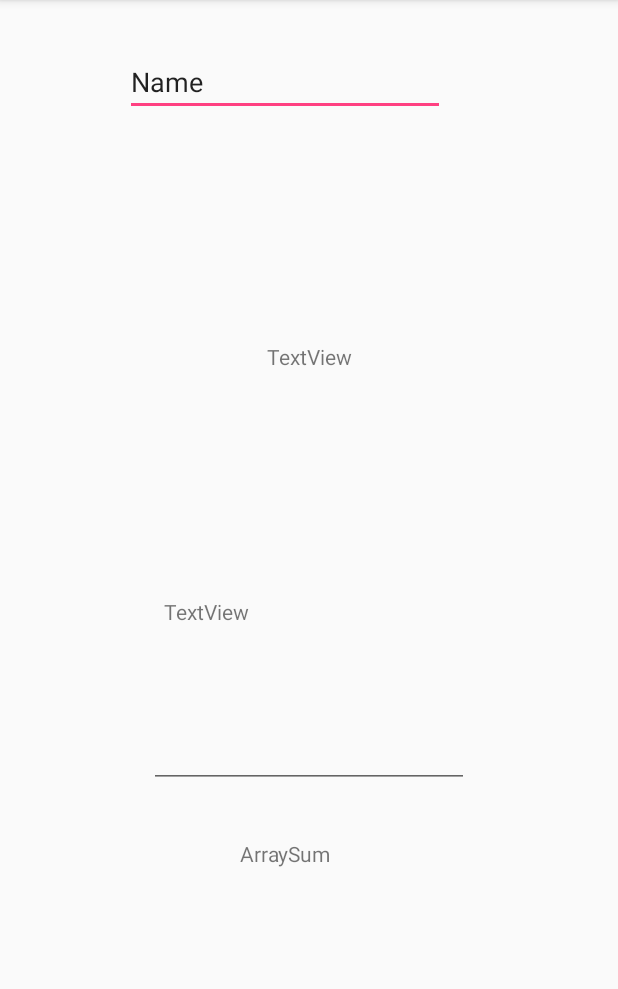
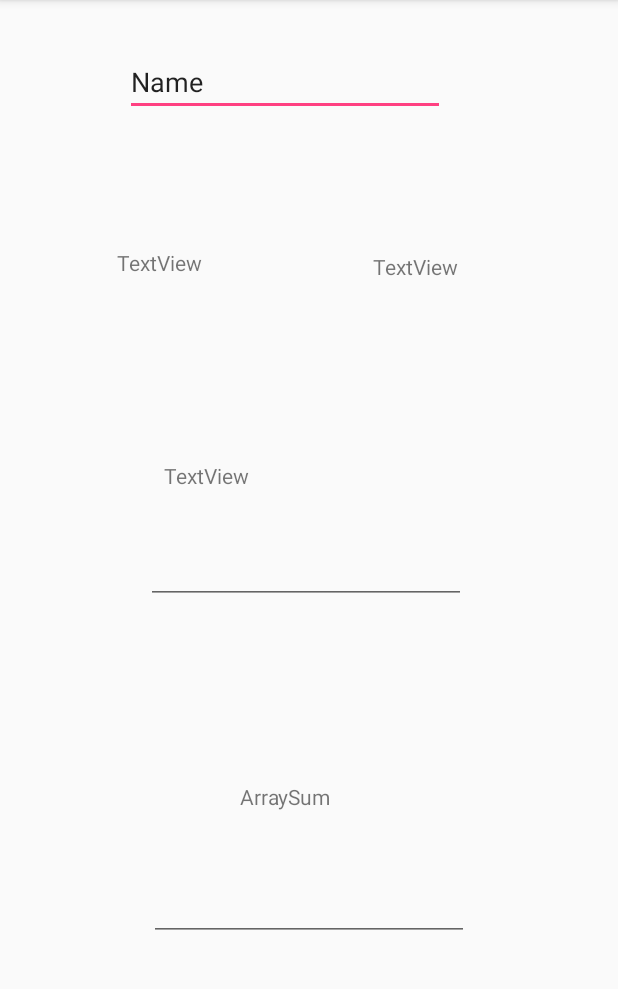
Before and after one commit to SashaBerduchev/AndroidListActivitys, an Android app: the ArrayActivity screen opened directly, with no data from a screen before it, on a phone screen of 412 x 824 dp, the part 84-1073 px from its top. Run offline under Robolectric (Android 15) with nearby library versions, the phone set to English and light mode, and no system bars.

Commit message:
AndroidListActivitys 1.2

```diff
--- a/app/build.gradle
+++ b/app/build.gradle
@@ -16,6 +16,10 @@ android {
             proguardFiles getDefaultProguardFile('proguard-android.txt'), 'proguard-rules.pro'
         }
     }
+    compileOptions {
+        sourceCompatibility = '1.8'
+        targetCompatibility = '1.8'
+    }
 }
 
 dependencies {
--- a/app/src/main/java/com/example/student/androidlistactivitys/ArrayActivity.java
+++ b/app/src/main/java/com/example/student/androidlistactivitys/ArrayActivity.java
@@ -7,6 +7,7 @@ import android.view.animation.Animation;
 import android.view.animation.AnimationUtils;
 import android.widget.Button;
 import android.widget.TextView;
+import  Thread.ThreadingStart;
 
 import Arrays.Array;
 import Arrays.ArrayFind;
@@ -20,6 +21,8 @@ public class ArrayActivity extends AppCompatActivity {
     Animation animation;
     TextView ArrayText;
     TextView textelemview;
+    TextView arraytext2;
+    TextView textthread;
     @Override
     protected void onCreate(Bundle savedInstanceState) {
         super.onCreate(savedInstanceState);
@@ -30,6 +33,8 @@ public class ArrayActivity extends AppCompatActivity {
         sum = findViewById(R.id.ArraySum);
         btnArrayCalc = findViewById(R.id.btnArrayCalc);
         textelemview = findViewById(R.id.textElemView);
+        arraytext2 = findViewById(R.id.ArrayText2);
+        textthread = findViewById(R.id.textThread);
 
         animation = AnimationUtils.loadAnimation(getApplicationContext(), R.anim.anim_scale);
         btnArrayCalc.startAnimation(animation);
@@ -39,12 +44,16 @@ public class ArrayActivity extends AppCompatActivity {
             public void onClick(View v) {
                 Integer num = Integer.parseInt(arraynum.getText().toString());
                 Integer[] arr;
-
+                Integer[] arr2;
                 Array array = new Arrays.Array(num);
                 arr = array.setArray();
-                for (int i=0; i<arr.length; i++)
-                {
+                for (int i=0; i<arr.length; i++) {
                     ArrayText.setText(arr[i]);
+                }
+
+                arr2 = array.PereborIndexArray();
+                for (int i=0; i<arr.length; i++) {
+                    ArrayText.setText(arr2[i]);
                 }
 
                 ArrayFind arrayFind = new ArrayFind(arr, num,  Integer.parseInt(textelemview.getText().toString()));
@@ -56,6 +65,9 @@ public class ArrayActivity extends AppCompatActivity {
                 ShiftRight shiftRight = new ShiftRight();
                 shiftRight.setShiftRight(arr, num);
 
+                ThreadingStart threadingStart = new ThreadingStart(Integer.parseInt(textthread.getText().toString()),Integer.parseInt(textthread.getText().toString()));
+                threadingStart.run();
+
             }
         });
     }
--- a/app/src/main/res/layout/activity_array.xml
+++ b/app/src/main/res/layout/activity_array.xml
@@ -24,20 +24,24 @@
         android:id="@+id/btnArrayCalc"
         android:layout_width="wrap_content"
         android:layout_height="wrap_content"
+        android:layout_marginBottom="36dp"
         android:text="ArrayCalc"
         app:layout_constraintBottom_toBottomOf="parent"
         app:layout_constraintEnd_toEndOf="parent"
+        app:layout_constraintHorizontal_bias="0.521"
         app:layout_constraintStart_toStartOf="parent"
-        app:layout_constraintTop_toBottomOf="@+id/textViewArray2" />
+        app:layout_constraintTop_toBottomOf="@+id/ArrayText2" />
 
     <TextView
         android:id="@+id/ArraySum"
         android:layout_width="92dp"
         android:layout_height="24dp"
+        android:layout_marginTop="8dp"
         android:text="ArraySum"
         app:layout_constraintBottom_toTopOf="@+id/btnArrayCalc"
         app:layout_constraintEnd_toEndOf="parent"
-        app:layout_constraintStart_toStartOf="parent" />
+        app:layout_constraintStart_toStartOf="parent"
+        app:layout_constraintTop_toBottomOf="@+id/ArrayText" />
 
     <TextView
         android:id="@+id/textViewArray2"
@@ -47,26 +51,52 @@
         android:text="TextView"
         app:layout_constraintBottom_toBottomOf="parent"
         app:layout_constraintEnd_toEndOf="parent"
-        app:layout_constraintStart_toStartOf="parent" />
+        app:layout_constraintStart_toStartOf="parent"
+        app:layout_constraintTop_toBottomOf="@+id/textElemView" />
 
     <EditText
         android:id="@+id/ArrayText"
         android:layout_width="wrap_content"
-        android:layout_height="wrap_content"
+        android:layout_height="47dp"
+        android:layout_marginEnd="4dp"
+        android:layout_marginRight="4dp"
         android:ems="10"
         android:inputType="textMultiLine"
-        app:layout_constraintBottom_toTopOf="@+id/ArraySum"
         app:layout_constraintEnd_toEndOf="parent"
         app:layout_constraintStart_toStartOf="parent"
         app:layout_constraintTop_toBottomOf="@+id/textViewArray2" />
 
     <TextView
         android:id="@+id/textElemView"
-        android:layout_width="wrap_content"
-        android:layout_height="wrap_content"
+        android:layout_width="87dp"
+        android:layout_height="49dp"
         android:text="TextView"
         app:layout_constraintBottom_toTopOf="@+id/textViewArray2"
         app:layout_constraintEnd_toEndOf="parent"
+        app:layout_constraintHorizontal_bias="0.766"
         app:layout_constraintStart_toStartOf="parent"
         app:layout_constraintTop_toBottomOf="@+id/editArray1" />
+
+    <EditText
+        android:id="@+id/ArrayText2"
+        android:layout_width="wrap_content"
+        android:layout_height="wrap_content"
+        android:layout_marginTop="8dp"
+        android:ems="10"
+        android:inputType="textMultiLine"
+        app:layout_constraintBottom_toTopOf="@+id/btnArrayCalc"
+        app:layout_constraintEnd_toEndOf="parent"
+        app:layout_constraintStart_toStartOf="parent"
+        app:layout_constraintTop_toBottomOf="@+id/ArraySum" />
+
+    <TextView
+        android:id="@+id/textThread"
+        android:layout_width="93dp"
+        android:layout_height="54dp"
+        android:text="TextView"
+        app:layout_constraintBottom_toTopOf="@+id/textViewArray2"
+        app:layout_constraintEnd_toStartOf="@+id/textElemView"
+        app:layout_constraintStart_toStartOf="parent"
+        app:layout_constraintTop_toBottomOf="@+id/editArray1" />
+
 </android.support.constraint.ConstraintLayout>
```
Also changed, not shown: app/src/main/java/Thread/ThreadingStart.java (added, +29 -0 lines).
